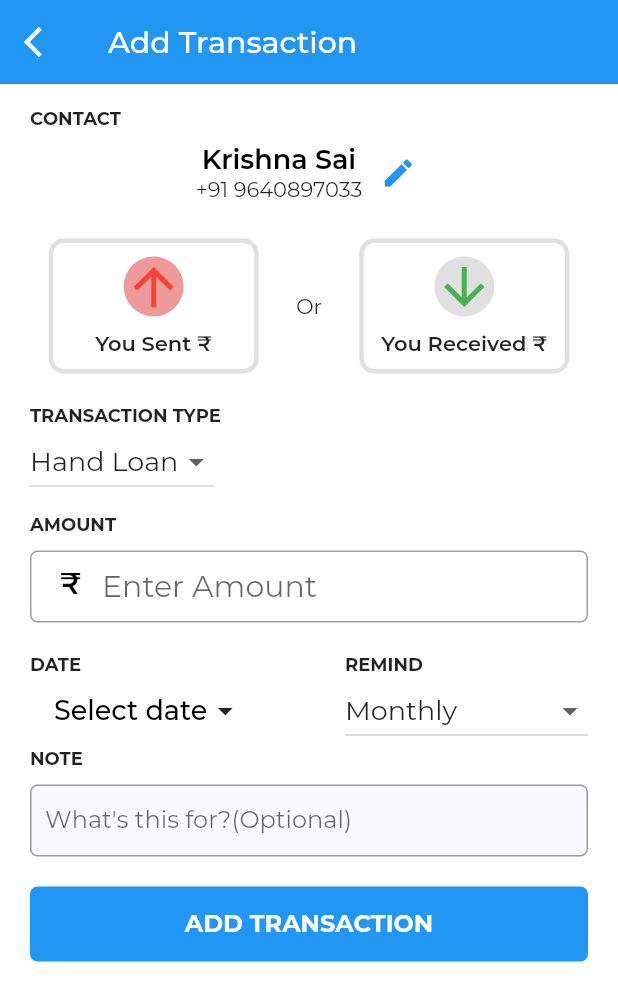
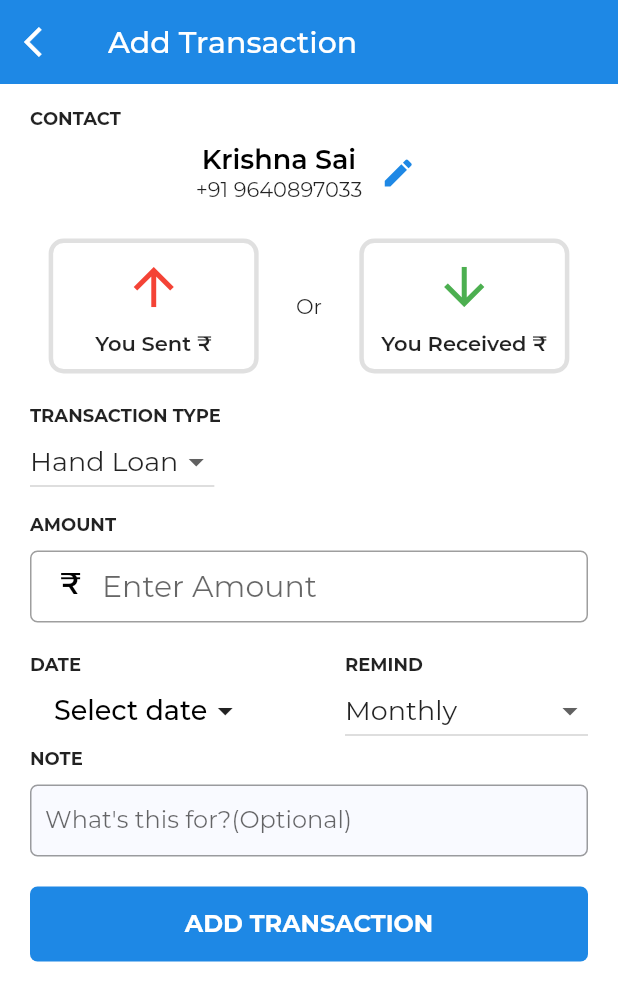
Before and after one commit to KittuPatel/Rupie_Finance_App, a Flutter app: the screen it shows after launch, after a tap on the "add" icon, on a phone screen of 412 x 824 dp. Shown: the top 1001 px of the screen. Run offline on Flutter 3.47's test engine with Material 2 defaults, Android fonts, the phone set to English and light mode, and no system bars; our stand-ins replace settings_ui; missing offline and left inert: keyboard_visibility; project files that could hold a hidden picture were left out.

Commit message:
ui changes

```diff
--- a/lib/main.dart
+++ b/lib/main.dart
@@ -12,7 +12,7 @@ class MyApp extends StatelessWidget {
       title: 'Flutter Demo',
       debugShowCheckedModeBanner: false,
       theme: ThemeData(
-        primaryColor: Colors.blue,
+        primaryColor: Colors.blue[600],
         //accentColor: Color(0xFF6bf178),
         // color palette - https://coolors.co/ffe74c-ff5964-ffffff-6bf178-35a7ff
         fontFamily: 'Montserrat',
--- a/lib/screens/AddTransaction.dart
+++ b/lib/screens/AddTransaction.dart
@@ -130,10 +130,10 @@ class _AddNewTransactionState extends State<AddNewTransaction> {
                         children: <Widget>[
                           Container(
                               width: 50.0,
-                              decoration: BoxDecoration(
-                                  shape: BoxShape.circle,
-                                  color: (receive == true) ? Colors.grey[300] : Colors.red[200],
-                                  ),
+                              // decoration: BoxDecoration(
+                              //     shape: BoxShape.circle,
+                              //     color: (receive == true) ? Colors.grey[300] : Colors.red[200],
+                              //     ),
                               child: Icon(
                                 Icons.arrow_upward,
                                 color: Colors.red,
@@ -171,12 +171,12 @@ class _AddNewTransactionState extends State<AddNewTransaction> {
                         children: <Widget>[
                           Container(
                               width: 50.0,
-                              decoration: BoxDecoration(
-                                  shape: BoxShape.circle,
-                                  color:(receive == true)
-                              ? Colors.green[200]
-                              : Colors.grey[300],
-                                  ),
+                              // decoration: BoxDecoration(
+                              //     shape: BoxShape.circle,
+                              //     color:(receive == true)
+                              // ? Colors.green[200]
+                              // : Colors.grey[300],
+                              //     ),
                               child: Icon(
                                 Icons.arrow_downward,
                                 color: Colors.green,
--- a/lib/screens/Home.dart
+++ b/lib/screens/Home.dart
@@ -36,6 +36,8 @@ class _HomeState extends State<Home> {
         ),
         floatingActionButton: FloatingActionButton(
           child: Icon(Icons.add),
+          shape: RoundedRectangleBorder(borderRadius: BorderRadius.all(Radius.circular(16.0))),
+          //label: Text("New"),
           onPressed: () {
             Navigator.of(context).push(MaterialPageRoute(
                 builder: (BuildContext context) => AddNewTransaction('9640897033', 'Krishna Sai')));
--- a/lib/screens/OnTapRepeating.dart
+++ b/lib/screens/OnTapRepeating.dart
@@ -75,12 +75,12 @@ class OnTapRepeating extends StatelessWidget {
             child: Container(
               height: 180,
               decoration: BoxDecoration(
-                color: Colors.green[100],
+                color: Colors.green[200],
                 border: Border.all(
-                color: Colors.green[100],
+                color: Colors.green[200],
                 width: 2,
               ),
-              borderRadius: BorderRadius.circular(10),
+              borderRadius: BorderRadius.circular(15),
             ),
             child: Column(
               mainAxisAlignment: MainAxisAlignment.spaceEvenly,
```
Also changed, not shown: lib/screens/OnTapHandloan.dart (+5 -5 lines), lib/screens/OnTapInterest.dart (+4 -4 lines).
